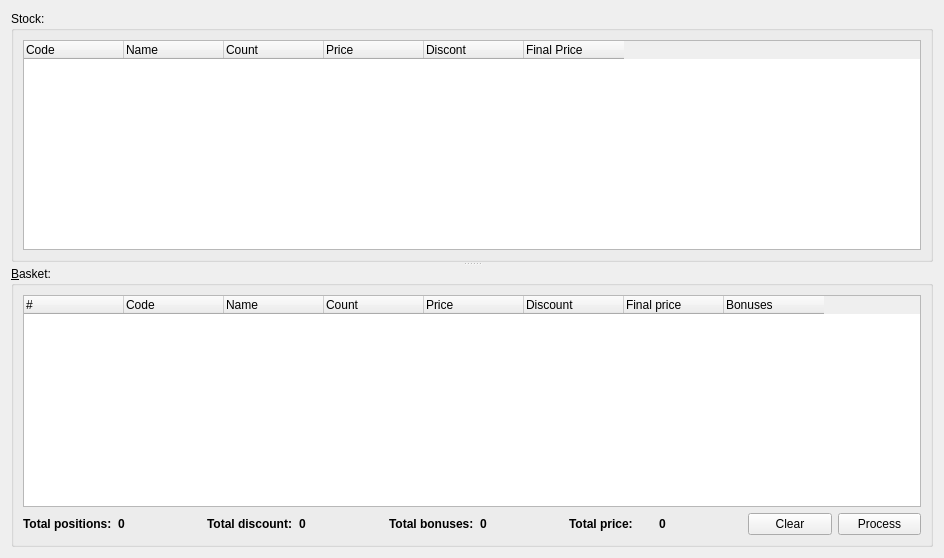
Old version of the form sellingview.ui in the repository Fairon13/digishop.
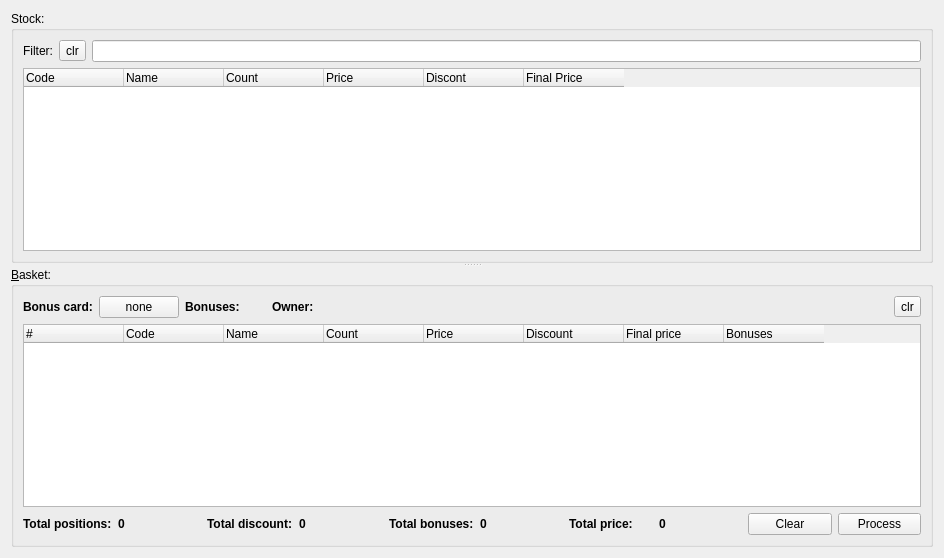
New version of the form.

Commit message: Bonus card system Sellers system

The edit to the form file:
```diff
--- a/sellingview.ui
+++ b/sellingview.ui
@@ -13,7 +13,7 @@
   <property name="windowTitle">
    <string>Form</string>
   </property>
-  <layout class="QHBoxLayout" name="horizontalLayout_2">
+  <layout class="QVBoxLayout" name="verticalLayout_3">
    <item>
     <widget class="QSplitter" name="splitter">
      <property name="orientation">
@@ -27,6 +27,30 @@
        <string>Stock:</string>
       </property>
       <layout class="QVBoxLayout" name="verticalLayout">
+       <item>
+        <layout class="QHBoxLayout" name="horizontalLayout">
+         <item>
+          <widget class="QLabel" name="label">
+           <property name="text">
+            <string>Filter:</string>
+           </property>
+           <property name="alignment">
+            <set>Qt::AlignRight|Qt::AlignTrailing|Qt::AlignVCenter</set>
+           </property>
+          </widget>
+         </item>
+         <item>
+          <widget class="QToolButton" name="butClear">
+           <property name="text">
+            <string>clr</string>
+           </property>
+          </widget>
+         </item>
+         <item>
+          <widget class="QLineEdit" name="filter"/>
+         </item>
+        </layout>
+       </item>
        <item>
         <widget class="QTreeWidget" name="view">
          <property name="alternatingRowColors">
@@ -92,6 +116,125 @@
        <string>&amp;Basket:</string>
       </property>
       <layout class="QVBoxLayout" name="verticalLayout_2">
+       <item>
+        <layout class="QHBoxLayout" name="horizontalLayout_2">
+         <item>
+          <widget class="QLabel" name="label_6">
+           <property name="sizePolicy">
+            <sizepolicy hsizetype="Minimum" vsizetype="Preferred">
+             <horstretch>0</horstretch>
+             <verstretch>0</verstretch>
+            </sizepolicy>
+           </property>
+           <property name="font">
+            <font>
+             <weight>75</weight>
+             <bold>true</bold>
+            </font>
+           </property>
+           <property name="text">
+            <string>Bonus card:</string>
+           </property>
+           <property name="textInteractionFlags">
+            <set>Qt::NoTextInteraction</set>
+           </property>
+          </widget>
+         </item>
+         <item>
+          <widget class="QPushButton" name="butSelectCard">
+           <property name="sizePolicy">
+            <sizepolicy hsizetype="Preferred" vsizetype="Fixed">
+             <horstretch>0</horstretch>
+             <verstretch>0</verstretch>
+            </sizepolicy>
+           </property>
+           <property name="text">
+            <string>none</string>
+           </property>
+          </widget>
+         </item>
+         <item>
+          <widget class="QLabel" name="label_10">
+           <property name="sizePolicy">
+            <sizepolicy hsizetype="Minimum" vsizetype="Preferred">
+             <horstretch>0</horstretch>
+             <verstretch>0</verstretch>
+            </sizepolicy>
+           </property>
+           <property name="font">
+            <font>
+             <weight>75</weight>
+             <bold>true</bold>
+            </font>
+           </property>
+           <property name="text">
+            <string>Bonuses:</string>
+           </property>
+          </widget>
+         </item>
+         <item>
+          <widget class="QLabel" name="cardValue">
+           <property name="sizePolicy">
+            <sizepolicy hsizetype="Preferred" vsizetype="Preferred">
+             <horstretch>0</horstretch>
+             <verstretch>0</verstretch>
+            </sizepolicy>
+           </property>
+           <property name="minimumSize">
+            <size>
+             <width>20</width>
+             <height>0</height>
+            </size>
+           </property>
+           <property name="text">
+            <string/>
+           </property>
+          </widget>
+         </item>
+         <item>
+          <widget class="QLabel" name="label_8">
+           <property name="sizePolicy">
+            <sizepolicy hsizetype="Minimum" vsizetype="Preferred">
+             <horstretch>0</horstretch>
+             <verstretch>0</verstretch>
+            </sizepolicy>
+           </property>
+           <property name="font">
+            <font>
+             <weight>75</weight>
+             <bold>true</bold>
+            </font>
+           </property>
+           <property name="text">
+            <string>Owner:</string>
+           </property>
+           <property name="textInteractionFlags">
+            <set>Qt::NoTextInteraction</set>
+           </property>
+          </widget>
+         </item>
+         <item>
+          <widget class="QLabel" name="cardOwner">
+           <property name="sizePolicy">
+            <sizepolicy hsizetype="MinimumExpanding" vsizetype="Preferred">
+             <horstretch>0</horstretch>
+             <verstretch>0</verstretch>
+            </sizepolicy>
+           </property>
+           <property name="text">
+            <string/>
+           </property>
+          </widget>
+         </item>
+         <item>
+          <widget class="QToolButton" name="butClearCard">
+           <property name="text">
+            <string>clr</string>
+           </property>
+          </widget>
+         </item>
+        </layout>
+       </item>
        <item>
         <widget class="QTreeWidget" name="basket">
          <property name="alternatingRowColors">
```
Left out of the diff: 70 changed lines with no effect on the pictures. The commit also changes 27 other files.
